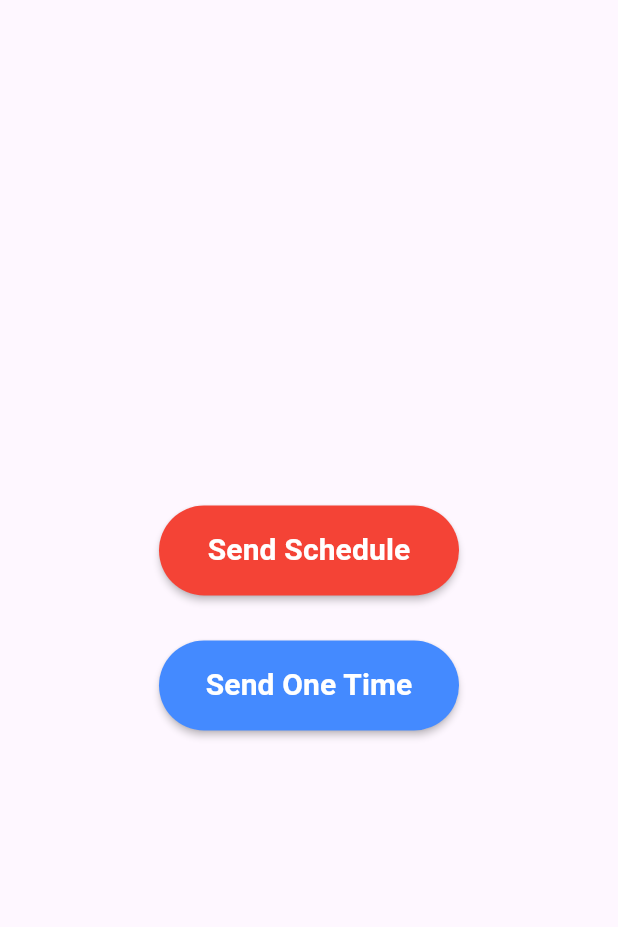
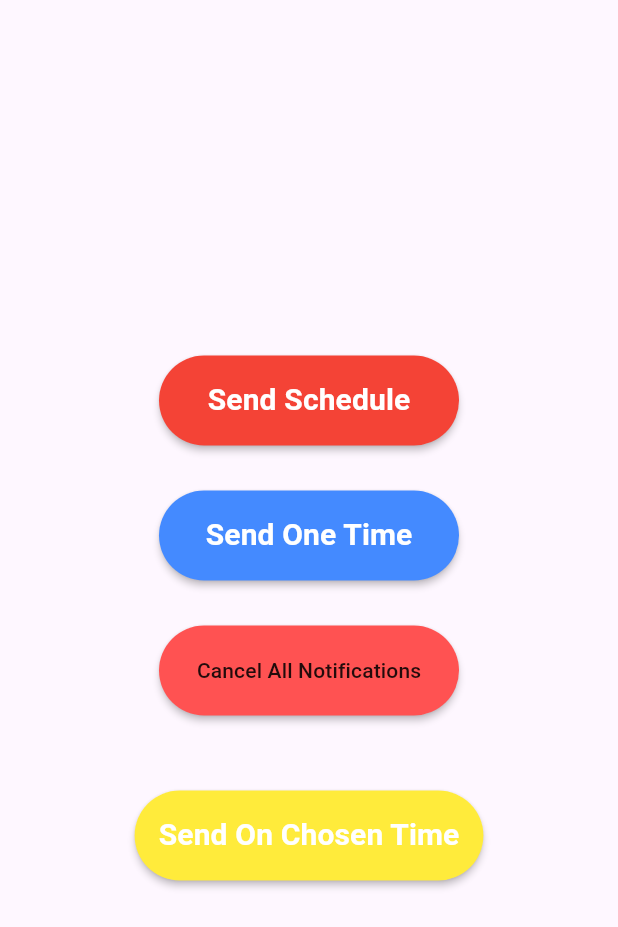
Before and after one commit to AbdelrahmanAddel/notification_learn, a Flutter app: the screen it shows after launch, after a tap on "Send Schedule", on a phone screen of 412 x 824 dp. Shown: the top 927 px of the screen. Run offline on Flutter 3.47's test engine with Material 3 defaults, Android fonts, the phone set to English and light mode, and no system bars; our stand-ins replace flutter_local_notifications, flutter_timezone, timezone.

Commit message:
Refactor notification handling and integrate timezone support

```diff
--- a/lib/local_notification.dart
+++ b/lib/local_notification.dart
@@ -1,78 +1,67 @@
+import 'package:flutter/rendering.dart';
 import 'package:flutter_local_notifications/flutter_local_notifications.dart';
+import 'package:flutter_timezone/flutter_timezone.dart';
+import 'package:timezone/timezone.dart' as tz;
+import 'package:timezone/data/latest.dart' as tz;
 
-class LocalNotificationService {
-  static FlutterLocalNotificationsPlugin flutterLocalNotifications =
+// @mipmap/ic_launcher
+
+class LocalNotification {
+  static FlutterLocalNotificationsPlugin localNotification =
       FlutterLocalNotificationsPlugin();
-  static onTap(NotificationResponse notificationResponse) {}
+
   static Future init() async {
-    _askForNotificationPermission();
-    InitializationSettings initializationSettings = InitializationSettings(
-      android: AndroidInitializationSettings('@mipmap/ic_launcher'),
-    );
-    flutterLocalNotifications.initialize(
-      initializationSettings,
-      onDidReceiveNotificationResponse: onTap,
-      onDidReceiveBackgroundNotificationResponse: onTap,
-    );
-  }
-
-  static Future showOneTimeMessage() async {
-    await flutterLocalNotifications.show(
-      0,
-      'Ont Time Message',
-      '',
-      NotificationDetails(
-        android: AndroidNotificationDetails(
-          priority: Priority.max,
-          importance: Importance.max,
-          icon: '@mipmap/ic_launcher',
-          "channel_Id",
-          'channel_Name',
-        ),
+    await localNotification.initialize(
+      InitializationSettings(
+        android: AndroidInitializationSettings('@mipmap/ic_launcher'),
       ),
     );
   }
 
-  static Future showScheduleMessage() async {
-    AndroidNotificationDetails androidNotificationDetails =
-        AndroidNotificationDetails(
-          'channel_id', // معرف القناة
-          'channel_name',
-          channelDescription: 'وصف القناة', // وصف القناة
+  static Future sendScheduleNotification() async {
+    tz.initializeTimeZones();
+    final String currentTimeZone = await FlutterTimezone.getLocalTimezone();
+    debugPrint(tz.TZDateTime.now(tz.local).toString());
+    tz.setLocalLocation(tz.getLocation(currentTimeZone));
+    debugPrint('After${tz.TZDateTime.now(tz.local)}');
 
-          importance: Importance.max,
-          priority: Priority.high,
-          ticker: 'ticker',
-
-          icon: '@mipmap/ic_launcher',
-        );
-    NotificationDetails notificationDetails = NotificationDetails(
-      android: androidNotificationDetails,
-    );
-
-    await flutterLocalNotifications.periodicallyShow(
-      1,
-      'This is Title Test',
-      'Some Thing',
-      RepeatInterval.everyMinute,
-      notificationDetails,
+    await localNotification.zonedSchedule(
+      3,
+      'Scheduled Notification',
+      'Scheduled Body',
+      tz.TZDateTime.now(tz.local).add(const Duration(seconds: 5)),
+      _simpleNotificationDetails(),
       androidScheduleMode: AndroidScheduleMode.alarmClock,
-      payload: 'test_payload',
     );
   }
 
-  static Future cancelMessage() async {
-    await flutterLocalNotifications.cancel(0);
+  static Future sendSimpleNotification() async {
+    await localNotification.show(
+      0,
+      'Simple Notification',
+      'This is a simple notification',
+      _simpleNotificationDetails(),
+    );
   }
 
-  static Future<void> _askForNotificationPermission() async {
-    final androidImplementation = flutterLocalNotifications
-        .resolvePlatformSpecificImplementation<
-          AndroidFlutterLocalNotificationsPlugin
-        >();
+  static Future sendRepeatedNotification() async {
+    await localNotification.periodicallyShow(
+      1,
+      'Repeated Notification',
+      'Repeated Body',
+      RepeatInterval.everyMinute,
+      _simpleNotificationDetails(),
+      androidScheduleMode: AndroidScheduleMode.alarmClock,
+    );
+  }
 
-    if (androidImplementation != null) {
-      await androidImplementation.requestNotificationsPermission();
-    }
+  static NotificationDetails _simpleNotificationDetails() {
+    return NotificationDetails(
+      android: AndroidNotificationDetails('channel_Id', 'Simple Channel'),
+    );
+  }
+
+  static Future cancelAllNotifications() async {
+    await localNotification.cancelAll();
   }
 }
--- a/lib/main.dart
+++ b/lib/main.dart
@@ -3,7 +3,7 @@
 
 void main() async {
   WidgetsFlutterBinding.ensureInitialized();
-  await LocalNotificationService.init();
+  await LocalNotification.init();
   runApp(MyApp());
 }
 
@@ -24,9 +24,9 @@
                 height: 60,
                 color: Colors.red,
                 shape: StadiumBorder(),
-                onPressed: () {
-                  print('Send Schedule Message ✅');
-                  LocalNotificationService.showScheduleMessage();
+                onPressed: () async {
+                  print('Send Period  Message ✅');
+                  await LocalNotification.sendRepeatedNotification();
                 },
                 child: Text(
                   'Send Schedule',
@@ -44,13 +44,46 @@
                 color: Colors.blueAccent,
 
                 shape: StadiumBorder(),
-                onPressed: () {
+                onPressed: () async {
                   print('Send One Time Message ✅');
 
-                  LocalNotificationService.showOneTimeMessage();
+                  await LocalNotification.sendSimpleNotification();
                 },
                 child: Text(
                   'Send One Time',
+                  style: TextStyle(
+                    fontSize: 20,
+                    fontWeight: FontWeight.bold,
+                    color: Colors.white,
+                  ),
+                ),
+              ),
+              SizedBox(height: 30),
+              MaterialButton(
+                minWidth: 200,
+                height: 60,
+                color: Colors.redAccent,
+
+                shape: StadiumBorder(),
+                onPressed: () {
+                  LocalNotification.cancelAllNotifications();
+                },
+                child: Text('Cancel All Notifications'),
+              ),
+              SizedBox(height: 50),
+              MaterialButton(
+                minWidth: 200,
+                height: 60,
+                color: Colors.yellow,
+
+                shape: StadiumBorder(),
+                onPressed: () async {
+                  print('On Schedule Time  ✅');
+
+                  await LocalNotification.sendScheduleNotification();
+                },
+                child: Text(
+                  'Send On Chosen Time',
                   style: TextStyle(
                     fontSize: 20,
                     fontWeight: FontWeight.bold,
--- a/pubspec.yaml
+++ b/pubspec.yaml
@@ -35,6 +35,8 @@ dependencies:
   # Use with the CupertinoIcons class for iOS style icons.
   cupertino_icons: ^1.0.8
   flutter_local_notifications: ^19.4.0
+  timezone: ^0.10.1
+  flutter_timezone: ^4.1.1
 
 dev_dependencies:
   flutter_test:
```
Also changed, not shown: pubspec.lock, 6 other files.
